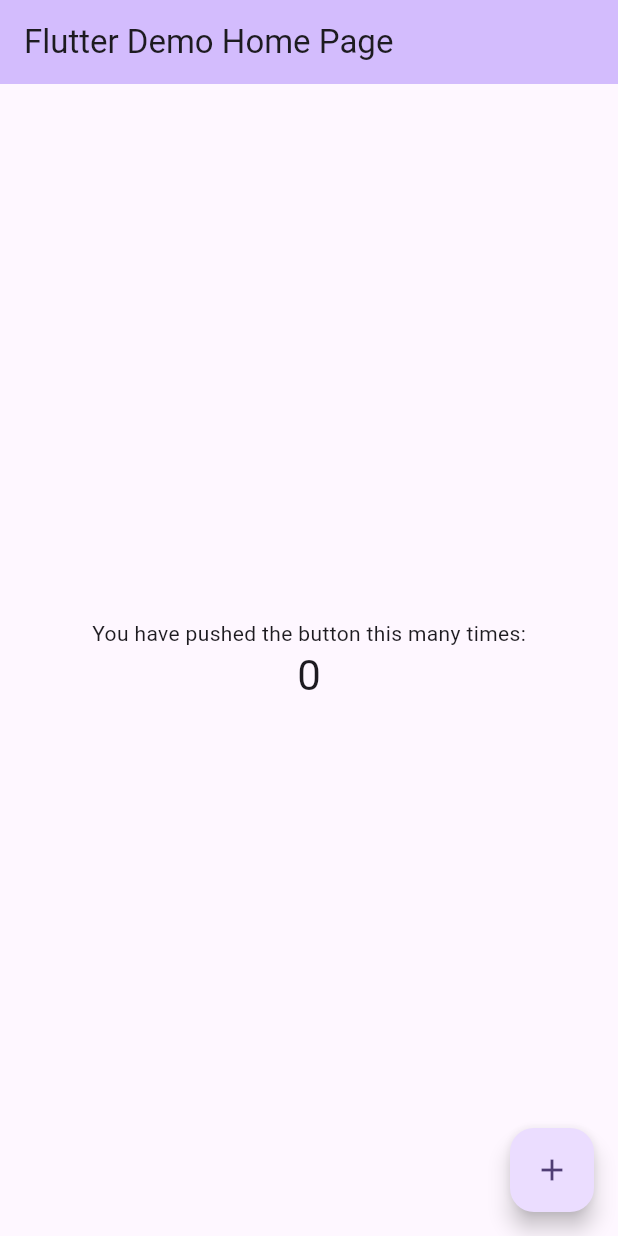
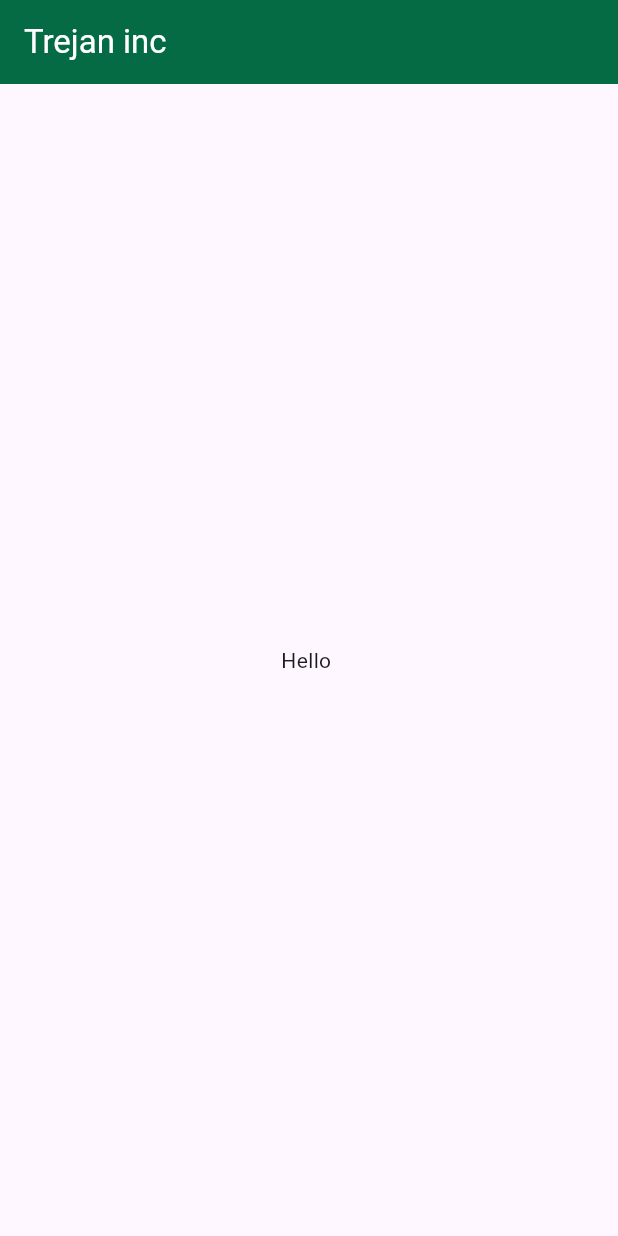
Before and after one commit to twesigetrejan/flutter_currency_converter, a Flutter app: the screen it shows after launch, on a phone screen of 412 x 824 dp. Run offline on Flutter 3.47's test engine with Material 3 defaults, Android fonts, the phone set to English and light mode, and no system bars.

Commit message:
Implement currency converter page and update main application entry point

```diff
--- /dev/null
+++ b/lib/currency_converter_material_page.dart
@@ -0,0 +1,18 @@
+import 'package:flutter/material.dart';
+
+class CurrencyConverterPageMaterialPage extends StatelessWidget {
+  const CurrencyConverterPageMaterialPage({super.key});
+
+  @override
+  Widget build(BuildContext context) {
+    return Scaffold(
+      appBar: AppBar(
+        title: const Text("Trejan inc", style: TextStyle(color: Colors.white)),
+        backgroundColor: const Color.fromARGB(255, 5, 107, 68),
+      ),
+      body: const Center(
+        child: Text("Hello "),
+      ),
+    );
+  }
+}
--- a/lib/main.dart
+++ b/lib/main.dart
@@ -1,74 +1,18 @@
 import 'package:flutter/material.dart';
-
-void main() {
+import 'currency_converter_material_page.dart';
+void main(){
   runApp(const MyApp());
 }
+
+
 
 class MyApp extends StatelessWidget {
   const MyApp({super.key});
 
-  // This widget is the root of your application.
   @override
   Widget build(BuildContext context) {
     return MaterialApp(
-      title: 'Flutter Demo',
-      theme: ThemeData(
-
-        colorScheme: ColorScheme.fromSeed(seedColor: Colors.deepPurple),
-      ),
-      home: const MyHomePage(title: 'Flutter Demo Home Page'),
+      home: CurrencyConverterPageMaterialPage(),
     );
   }
 }
-
-class MyHomePage extends StatefulWidget {
-  const MyHomePage({super.key, required this.title});
-
-  final String title;
-
-  @override
-  State<MyHomePage> createState() => _MyHomePageState();
-}
-
-class _MyHomePageState extends State<MyHomePage> {
-  int _counter = 0;
-
-  void _incrementCounter() {
-    setState(() {
-
-      _counter++;
-    });
-  }
-
-  @override
-  Widget build(BuildContext context) {
-
-    return Scaffold(
-      appBar: AppBar(
-
-        backgroundColor: Theme.of(context).colorScheme.inversePrimary,
-
-        title: Text(widget.title),
-      ),
-      body: Center(
-
-        child: Column(
-
-          mainAxisAlignment: MainAxisAlignment.center,
-          children: <Widget>[
-            const Text('You have pushed the button this many times:'),
-            Text(
-              '$_counter',
-              style: Theme.of(context).textTheme.headlineMedium,
-            ),
-          ],
-        ),
-      ),
-      floatingActionButton: FloatingActionButton(
-        onPressed: _incrementCounter,
-        tooltip: 'Increment',
-        child: const Icon(Icons.add),
-      ),
-    );
-  }
-}
```
